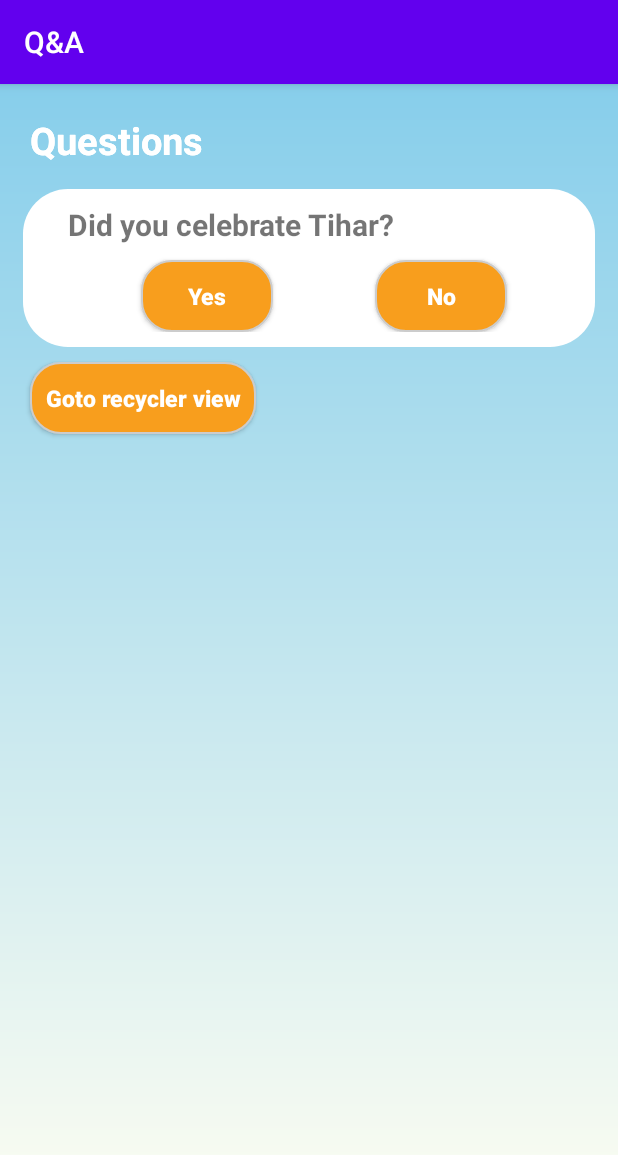
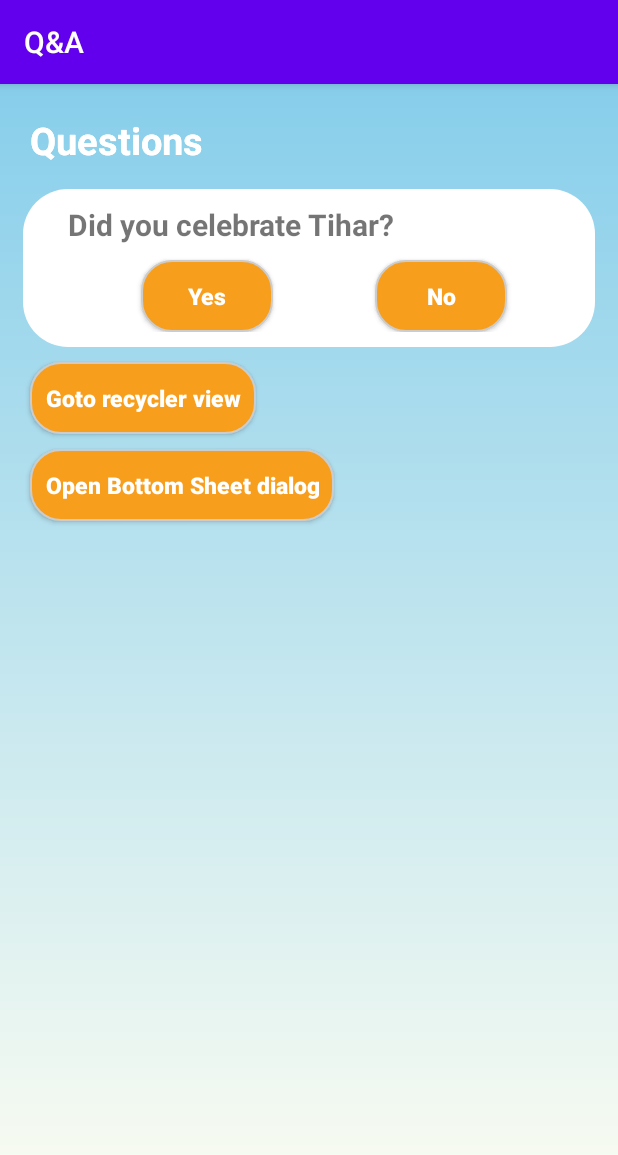
Before and after one commit to alisha-budhathoki/Q-A, an Android app: the screen it shows after launch (MainActivity), on a phone screen of 412 x 824 dp. Shown: the top 1155 px of the screen. Run offline under Robolectric (Android 15) with nearby library versions, the phone set to English and light mode, and no system bars; our stand-ins replace Firebase (no records; nobody signed in at launch, a user with empty details on screens opened directly).

Commit message:
added changes in layout for implementing bottom sheet dialog

```diff
--- a/app/src/main/res/layout/activity_main.xml
+++ b/app/src/main/res/layout/activity_main.xml
@@ -109,5 +109,22 @@
         app:layout_constraintTop_toBottomOf="@+id/constraintLayout"
         />
 
+    <Button
+        android:id="@+id/openBottomSheetDialog"
+        android:layout_width="wrap_content"
+        android:layout_height="wrap_content"
+        android:text="Open Bottom Sheet dialog"
+        android:textAllCaps="false"
+        android:background="@drawable/layer_list"
+        android:textColor="@color/white"
+        android:padding="10dp"
+        android:textStyle="bold"
+        android:textSize="15sp"
+        android:layout_marginTop="10dp"
+        android:layout_marginLeft="20dp"
+        app:layout_constraintRight_toRightOf="parent"
+        app:layout_constraintStart_toStartOf="parent"
+        app:layout_constraintTop_toBottomOf="@+id/gotoAnotherPage"
+        />
 
 </androidx.constraintlayout.widget.ConstraintLayout>
```
